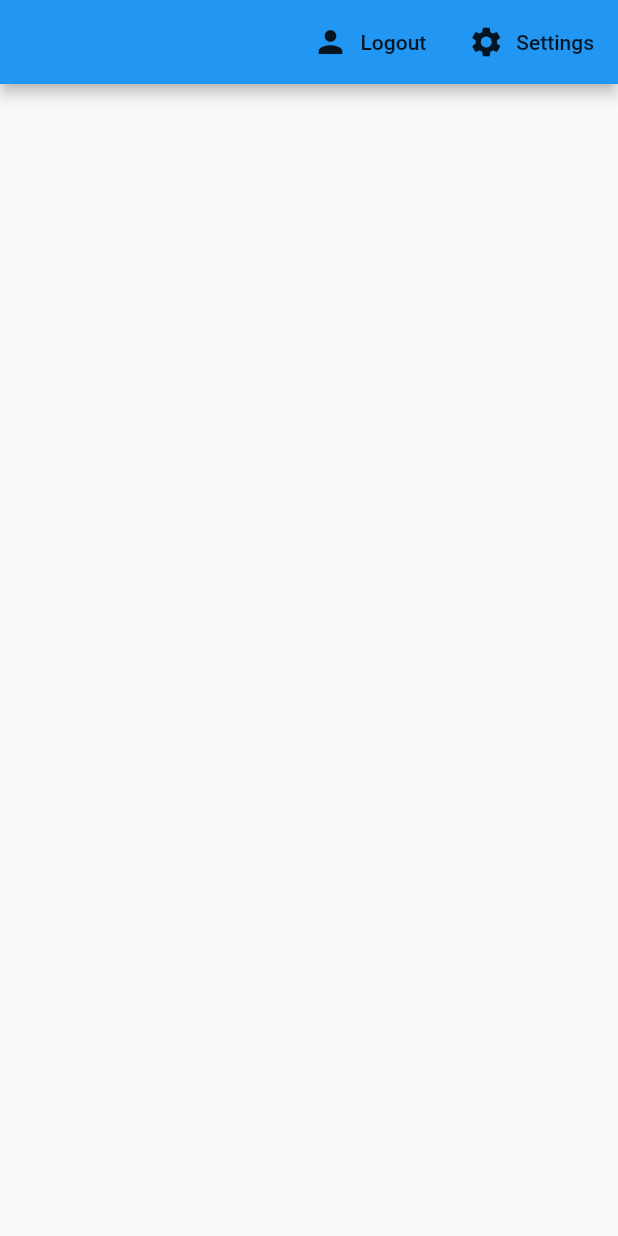
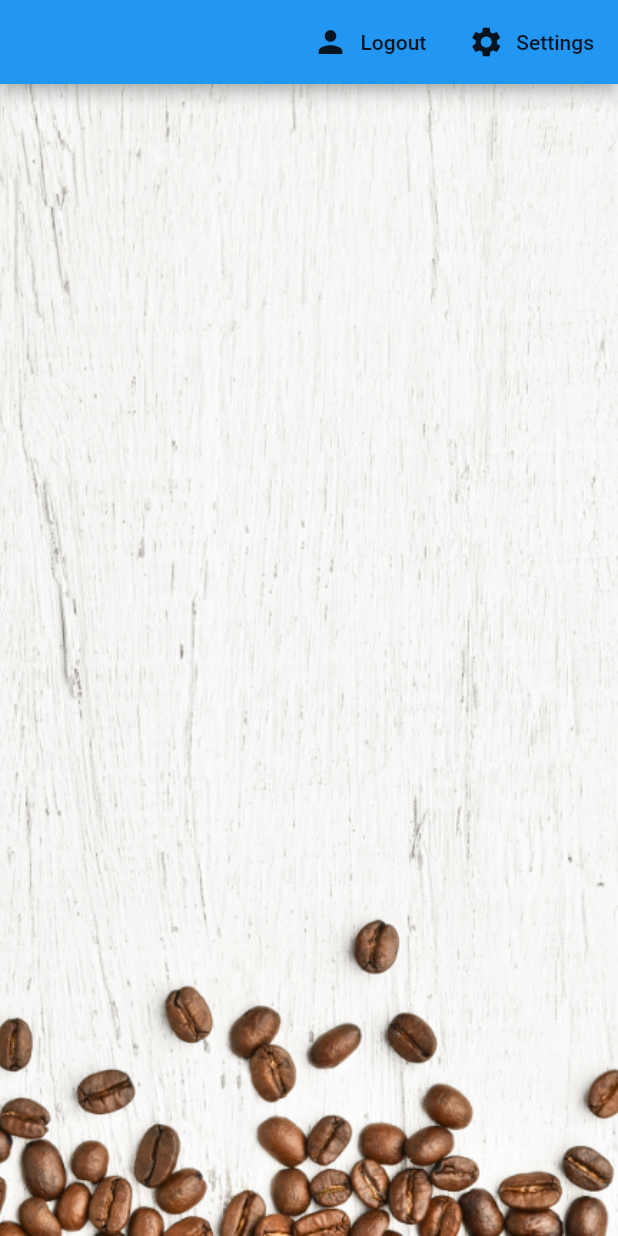
Before and after one commit to mu-suke/flutter_fire_with_provider, a Flutter app: the screen it shows once a user with an empty profile is signed in, on a phone screen of 412 x 824 dp. Run offline on Flutter 3.47's test engine with Material 2 defaults, Android fonts, the phone set to English and light mode, and no system bars; our stand-ins replace cloud_firestore, firebase_auth, firebase_core, flutter_spinkit; accounts and stored records are empty.

```diff
--- a/lib/views/home/home_page.dart
+++ b/lib/views/home/home_page.dart
@@ -52,7 +52,15 @@ class _HomePageState extends State<HomePage> {
                 label: Text('Settings'))
           ],
         ),
-        body: PostList(),
+        body: Container(
+          decoration: BoxDecoration(
+            image: DecorationImage(
+              image: AssetImage('assets/coffee_bg.png'),
+              fit: BoxFit.cover
+            )
+          ),
+            child: PostList()
+        ),
       ),
     );
   }
--- a/lib/views/home/post_tile.dart
+++ b/lib/views/home/post_tile.dart
@@ -16,6 +16,7 @@ class PostTile extends StatelessWidget {
           leading: CircleAvatar(
             radius: 25.0,
             backgroundColor: Colors.brown[post.strength],
+            backgroundImage: AssetImage('assets/coffee_icon.png'),
           ),
           title: Text(post.name),
           subtitle: Text('Takes ${post.sugars} sugar(s)'),
```
